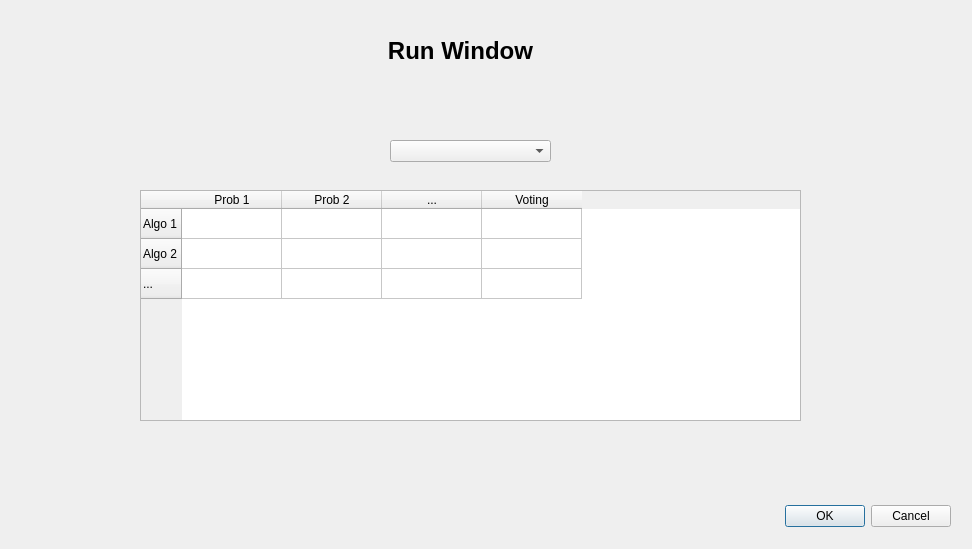
Qt form frontend/designer_templates/run_window.ui (tomaslibanomonteiro/Thesis-code) before a commit.
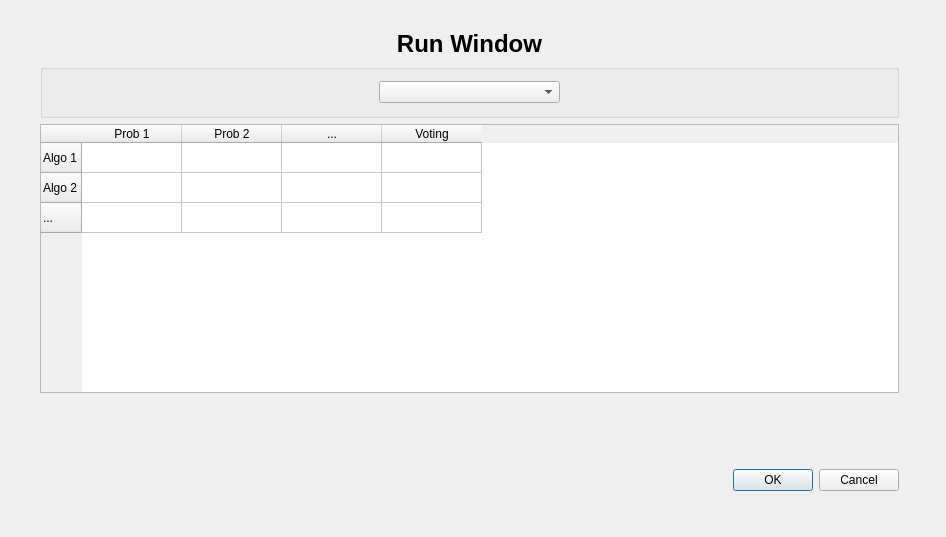
The same form after that commit.

The edit to the form file:
```diff
--- a/frontend/designer_templates/run_window.ui
+++ b/frontend/designer_templates/run_window.ui
@@ -6,38 +6,25 @@
    <rect>
     <x>0</x>
     <y>0</y>
-    <width>972</width>
-    <height>549</height>
+    <width>946</width>
+    <height>537</height>
    </rect>
   </property>
   <property name="windowTitle">
    <string>Dialog</string>
   </property>
-  <widget class="QDialogButtonBox" name="buttonBox">
+  <widget class="QWidget" name="verticalLayoutWidget">
    <property name="geometry">
     <rect>
-     <x>750</x>
-     <y>500</y>
-     <width>201</width>
-     <height>32</height>
-    </rect>
-   </property>
-   <property name="orientation">
-    <enum>Qt::Horizontal</enum>
-   </property>
-   <property name="standardButtons">
-    <set>QDialogButtonBox::Cancel|QDialogButtonBox::Ok</set>
-   </property>
-  </widget>
-  <widget class="QLabel" name="label">
-   <property name="geometry">
-    <rect>
-     <x>190</x>
+     <x>40</x>
      <y>30</y>
-     <width>541</width>
-     <height>41</height>
+     <width>859</width>
+     <height>531</height>
     </rect>
    </property>
+   <layout class="QVBoxLayout" name="verticalLayout" stretch="0,1,5,3">
+    <item>
+     <widget class="QLabel" name="label">
    <property name="font">
     <font>
      <pointsize>18</pointsize>
@@ -58,14 +45,39 @@
     <set>Qt::AlignCenter</set>
    </property>
   </widget>
+    </item>
+    <item>
+     <widget class="QGroupBox" name="horizontalGroupBox_2">
+      <layout class="QHBoxLayout" name="horizontalLayout_2">
+       <item>
+        <widget class="QComboBox" name="comboBox_pi">
+         <property name="minimumSize">
+          <size>
+           <width>181</width>
+           <height>0</height>
+          </size>
+         </property>
+         <property name="maximumSize">
+          <size>
+           <width>181</width>
+           <height>16777215</height>
+          </size>
+         </property>
+         <property name="frame">
+          <bool>true</bool>
+         </property>
+        </widget>
+       </item>
+      </layout>
+     </widget>
+    </item>
+    <item>
   <widget class="QTableWidget" name="tableWidget">
-   <property name="geometry">
-    <rect>
-     <x>140</x>
-     <y>190</y>
-     <width>661</width>
-     <height>231</height>
-    </rect>
+      <property name="sizePolicy">
+       <sizepolicy hsizetype="MinimumExpanding" vsizetype="MinimumExpanding">
+        <horstretch>0</horstretch>
+        <verstretch>0</verstretch>
+       </sizepolicy>
    </property>
    <row>
     <property name="text">
@@ -103,15 +115,21 @@
     </property>
    </column>
   </widget>
-  <widget class="QComboBox" name="comboBox_pi">
-   <property name="geometry">
-    <rect>
-     <x>390</x>
-     <y>140</y>
-     <width>161</width>
-     <height>22</height>
-    </rect>
-   </property>
+    </item>
+    <item>
+     <widget class="QDialogButtonBox" name="buttonBox">
+      <property name="sizePolicy">
+       <sizepolicy hsizetype="Expanding" vsizetype="Expanding">
+        <horstretch>0</horstretch>
+        <verstretch>0</verstretch>
+       </sizepolicy>
+      </property>
+      <property name="standardButtons">
+       <set>QDialogButtonBox::Cancel|QDialogButtonBox::Ok</set>
+      </property>
+     </widget>
+    </item>
+   </layout>
   </widget>
  </widget>
  <resources/>
```
Left out of the diff: 35 changed lines with no effect on the pictures. Lines whose indentation alone changed are shown as unchanged.
